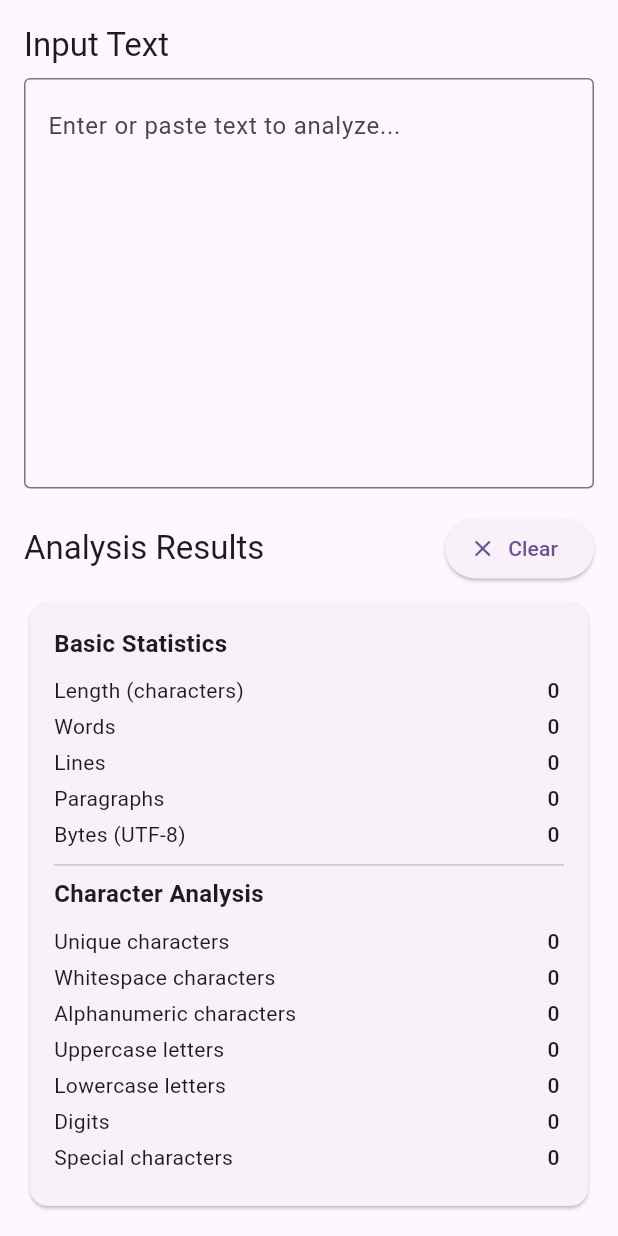
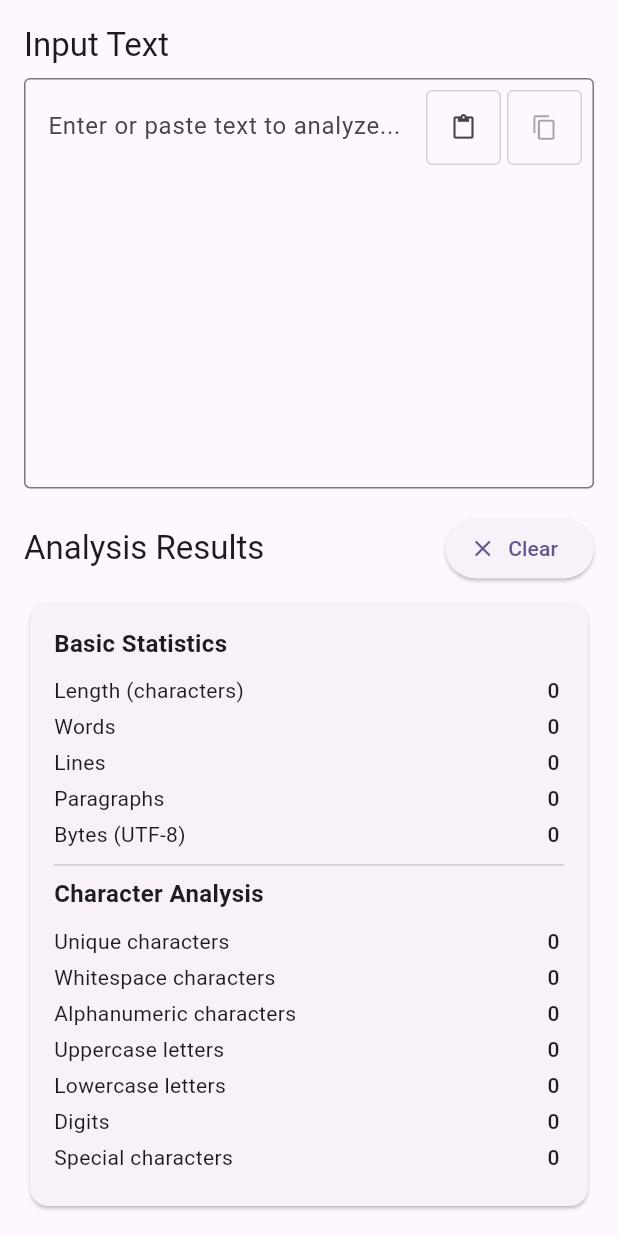
Before and after one commit to sutanto1010/devtools, a Flutter app: the StringInspectorScreen screen opened directly, on a phone screen of 412 x 824 dp. Run offline on Flutter 3.47's test engine with Material 3 defaults, Android fonts, the phone set to English and light mode, and no system bars; our stand-ins replace file_picker, package_info_plus, sqflite, webview_flutter, yaml; missing offline and left inert: encrypt, network_tools, openpgp, pro_image_editor, screen_capturer, super_clipboard and 3 more; accounts and stored records are empty.

Commit message:
feat(string-inspector): add clipboard paste and copy functionality
Add paste from clipboard button and copy text button to the string inspector screen
Handle clipboard access errors gracefully with snackbar feedback

```diff
--- a/lib/screens/string_inspector_screen.dart
+++ b/lib/screens/string_inspector_screen.dart
@@ -23,6 +23,25 @@ class _StringInspectorScreenState extends State<StringInspectorScreen> {
     ScaffoldMessenger.of(context).showSnackBar(
       const SnackBar(content: Text('Copied to clipboard')),
     );
+  }
+
+  void _pasteFromClipboard() async {
+    try {
+      final clipboardData = await Clipboard.getData(Clipboard.kTextPlain);
+      if (clipboardData?.text != null && clipboardData!.text!.isNotEmpty) {
+        _inputController.text = clipboardData.text!;
+        setState(() {
+          _inputText = clipboardData.text!;
+        });
+      }
+    } catch (e) {
+      // Handle clipboard access errors gracefully
+      if (mounted) {
+        ScaffoldMessenger.of(context).showSnackBar(
+          const SnackBar(content: Text('Unable to access clipboard')),
+        );
+      }
+    }
   }
 
   Map<String, dynamic> _analyzeString(String text) {
@@ -129,7 +148,9 @@ class _StringInspectorScreenState extends State<StringInspectorScreen> {
             const SizedBox(height: 8),
             Expanded(
               flex: 2,
-              child: TextField(
+              child: Stack(
+                children: [
+                  TextField(
                     controller: _inputController,
                     maxLines: null,
                     expands: true,
@@ -143,6 +164,56 @@ class _StringInspectorScreenState extends State<StringInspectorScreen> {
                         _inputText = value;
                       });
                     },
+                  ),
+                  Positioned(
+                    top: 8,
+                    right: 8,
+                    child: Row(
+                      mainAxisSize: MainAxisSize.min,
+                      children: [
+                        Container(
+                          decoration: BoxDecoration(
+                            color: Theme.of(context).colorScheme.surface.withOpacity(0.9),
+                            borderRadius: BorderRadius.circular(4),
+                            border: Border.all(
+                              color: Theme.of(context).colorScheme.outline.withOpacity(0.3),
+                            ),
+                          ),
+                          child: IconButton(
+                            icon: const Icon(Icons.content_paste, size: 18),
+                            onPressed: _pasteFromClipboard,
+                            tooltip: 'Paste from clipboard',
+                            padding: const EdgeInsets.all(4),
+                            constraints: const BoxConstraints(
+                              minWidth: 32,
+                              minHeight: 32,
+                            ),
+                          ),
+                        ),
+                        const SizedBox(width: 4),
+                        Container(
+                          decoration: BoxDecoration(
+                            color: Theme.of(context).colorScheme.surface.withOpacity(0.9),
+                            borderRadius: BorderRadius.circular(4),
+                            border: Border.all(
+                              color: Theme.of(context).colorScheme.outline.withOpacity(0.3),
+                            ),
+                          ),
+                          child: IconButton(
+                            icon: const Icon(Icons.copy, size: 18),
+                            onPressed: _inputText.isNotEmpty ? () => _copyToClipboard(_inputText) : null,
+                            tooltip: 'Copy text',
+                            padding: const EdgeInsets.all(4),
+                            constraints: const BoxConstraints(
+                              minWidth: 32,
+                              minHeight: 32,
+                            ),
+                          ),
+                        ),
+                      ],
+                    ),
+                  ),
+                ],
               ),
             ),
             const SizedBox(height: 16),
```
Lines whose indentation alone changed are shown as unchanged.
